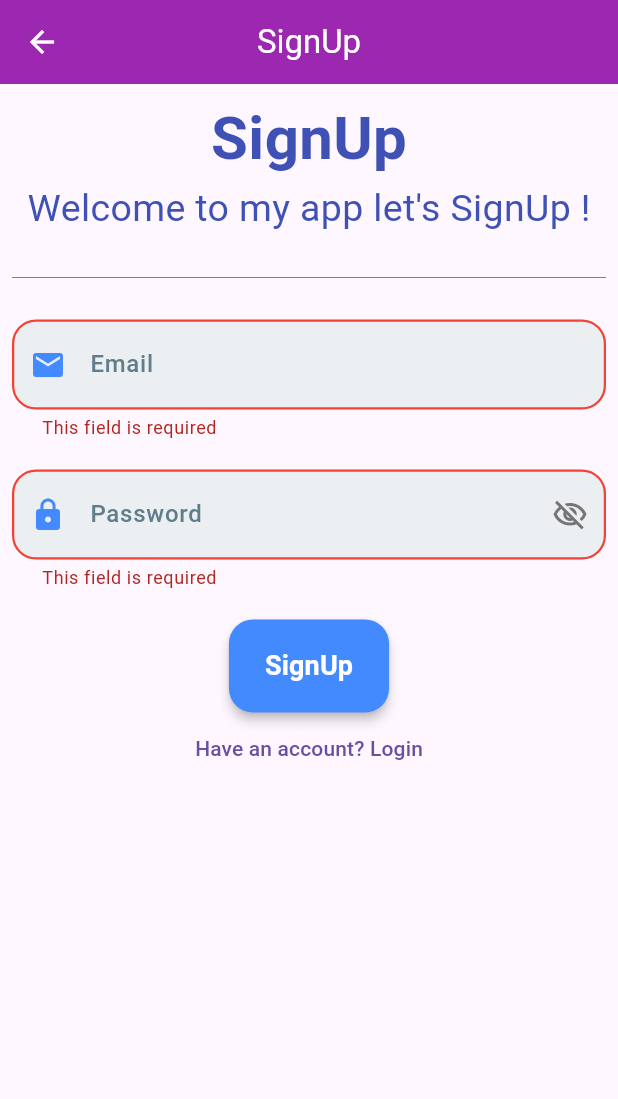
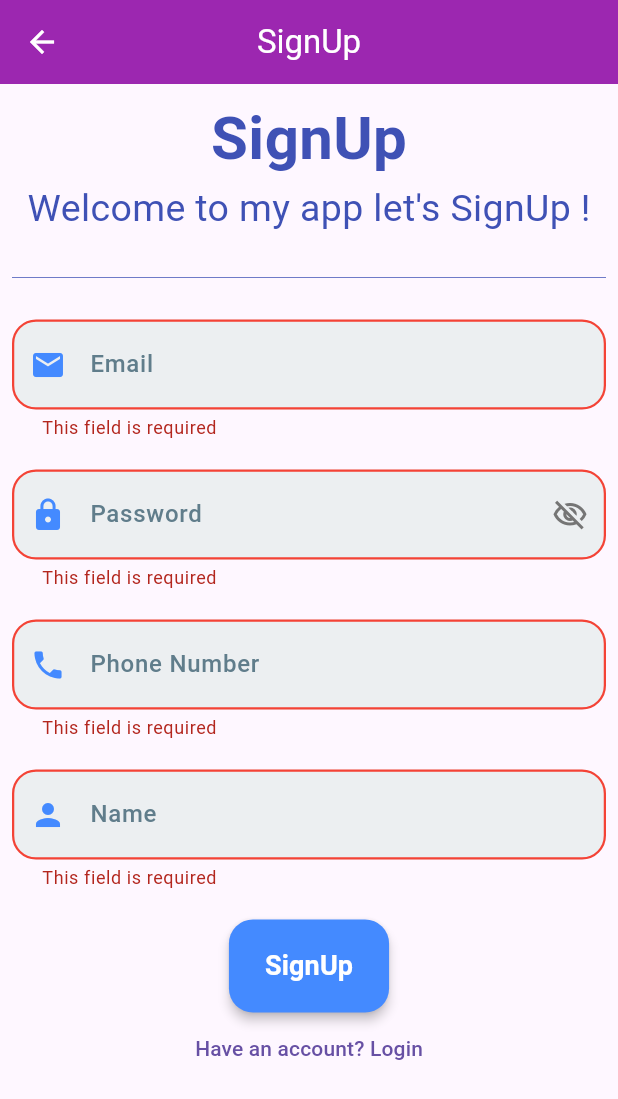
Before and after one commit to GeorgeWagih-git/login-firebase, a Flutter app: the SignupScreen screen opened directly, after a tap on "SignUp", on a phone screen of 412 x 824 dp. Shown: the top 1099 px of the screen. Run offline on Flutter 3.47's test engine with Material 3 defaults, Android fonts, the phone set to English and light mode, and no system bars; our stand-ins replace cloud_firestore, firebase_auth, firebase_core, flutter_bloc; accounts and stored records are empty.

```diff
--- a/lib/blocs/login_bloc/login_events.dart
+++ b/lib/blocs/login_bloc/login_events.dart
@@ -9,5 +9,12 @@ class LoginEvent extends AuthEvents {
 class SignUpEvent extends AuthEvents {
   String email;
   String password;
-  SignUpEvent({required this.email, required this.password});
+  String? name;
+  String? phone;
+  SignUpEvent({
+    required this.email,
+    required this.password,
+    this.name,
+    this.phone,
+  });
 }
--- a/lib/blocs/login_bloc/login_states.dart
+++ b/lib/blocs/login_bloc/login_states.dart
@@ -1,8 +1,13 @@
+import 'package:newproject/models/user_moadel.dart';
+
 abstract class LoginAuthStates {}
 
 class LoginInitState extends LoginAuthStates {}
 
-class LoginSuccess extends LoginAuthStates {}
+class LoginSuccess extends LoginAuthStates {
+  UserModel usermodel;
+  LoginSuccess({required this.usermodel});
+}
 
 class LoginLoading extends LoginAuthStates {}
 
--- /dev/null
+++ b/lib/models/user_moadel.dart
@@ -0,0 +1,19 @@
+class UserModel {
+  String? name;
+  String? email;
+  String? phone;
+  UserModel({required this.email, required this.name, required this.phone});
+
+  UserModel.fromMap(Map<String, dynamic> userMap) {
+    name = userMap['name'];
+    email = userMap['email'];
+    phone = userMap['phone'];
+  }
+  Map<String, dynamic> toMap() {
+    Map<String, dynamic> myMap = {};
+    myMap['name'] = name;
+    myMap['email'] = email;
+    myMap['phone'] = phone;
+    return myMap;
+  }
+}
--- a/lib/screens/login_screen.dart
+++ b/lib/screens/login_screen.dart
@@ -64,7 +64,10 @@ class LoginScreen extends StatelessWidget {
                       ),
                     );
                     Navigator.of(context).push(
-                      MaterialPageRoute(builder: (context) => HomeScreen()),
+                      MaterialPageRoute(
+                        builder: (context) =>
+                            HomeScreen(usermodel: state.usermodel),
+                      ),
                     );
                   } else if (state is LoginSuccess && !welcome) {
                     welcome = true;
--- a/lib/screens/signup_screen.dart
+++ b/lib/screens/signup_screen.dart
@@ -104,6 +104,23 @@ class SignupScreen extends StatelessWidget {
                             ispassword: true,
                           ),
                           SizedBox(height: 20),
+                          AppTextFormField(
+                            fieldlabel: 'Phone Number',
+                            fieldprefixicon: Icons.phone,
+                            textcontoller: BlocProvider.of<LoginBloc>(
+                              context,
+                            ).signupphoneNumber,
+                            isphoneNumber: true,
+                          ),
+                          SizedBox(height: 20),
+                          AppTextFormField(
+                            fieldlabel: 'Name',
+                            fieldprefixicon: Icons.person,
+                            textcontoller: BlocProvider.of<LoginBloc>(
+                              context,
+                            ).signupname,
+                          ),
+                          SizedBox(height: 20),
                           AppMaterilaButton(
                             mterialbuttontext: 'SignUp',
                             onpressedfunction: () {
@@ -117,12 +134,20 @@ class SignupScreen extends StatelessWidget {
                                     BlocProvider.of<LoginBloc>(
                                       context,
                                     ).signuppassword.text;
+                                String userName = BlocProvider.of<LoginBloc>(
+                                  context,
+                                ).signupname.text;
+                                String userPhone = BlocProvider.of<LoginBloc>(
+                                  context,
+                                ).signupphoneNumber.text;
                                 if (userEmail.isNotEmpty &&
                                     userPassword.isNotEmpty) {
                                   BlocProvider.of<LoginBloc>(context).add(
                                     SignUpEvent(
                                       email: userEmail,
                                       password: userPassword,
+                                      name: userName,
+                                      phone: userPhone,
                                     ),
                                   );
                                 }
--- a/lib/widgets/app_text_form_field.dart
+++ b/lib/widgets/app_text_form_field.dart
@@ -11,12 +11,14 @@ class AppTextFormField extends StatelessWidget {
     required this.textcontoller,
     this.ispassword = false,
     this.isEmail = false,
+    this.isphoneNumber = false,
   });
   final String fieldlabel;
   final IconData fieldprefixicon;
   final TextEditingController textcontoller;
   final bool ispassword;
   final bool isEmail;
+  final bool isphoneNumber;
   @override
   Widget build(BuildContext context) {
     return BlocProvider(
@@ -24,6 +26,9 @@ class AppTextFormField extends StatelessWidget {
       child: BlocBuilder<VisibilityBloc, bool>(
         builder: (context, state) {
           return TextFormField(
+            keyboardType: isphoneNumber
+                ? TextInputType.number
+                : TextInputType.text,
             controller: textcontoller,
             obscureText: ispassword ? !state : false,
             style: TextStyle(fontSize: 16),
@@ -93,9 +98,11 @@ class AppTextFormField extends StatelessWidget {
                   : null,
             ),
 
-            inputFormatters: ispassword
-                ? []
-                : [FilteringTextInputFormatter.deny(RegExp(r'\s'))],
+            inputFormatters: isEmail
+                ? [FilteringTextInputFormatter.deny(RegExp(r'\s'))]
+                : isphoneNumber
+                ? [FilteringTextInputFormatter.digitsOnly]
+                : [],
           );
         },
       ),
--- a/pubspec.yaml
+++ b/pubspec.yaml
@@ -37,6 +37,7 @@ dependencies:
   firebase_core: ^4.1.0
   flutter_bloc: ^9.1.1
   firebase_auth: ^6.0.2
+  cloud_firestore: ^6.0.1
 
 dev_dependencies:
   flutter_test:
```
Also changed, not shown: lib/blocs/login_bloc/login_bloc.dart (+30 -7 lines), lib/screens/home_screen.dart (+28 -1 lines), 5 other files.
